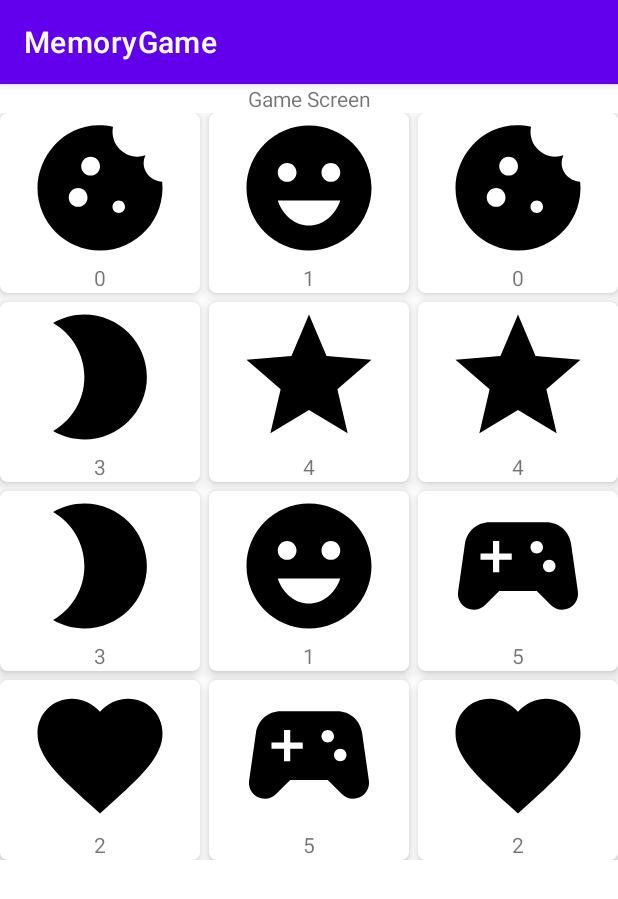
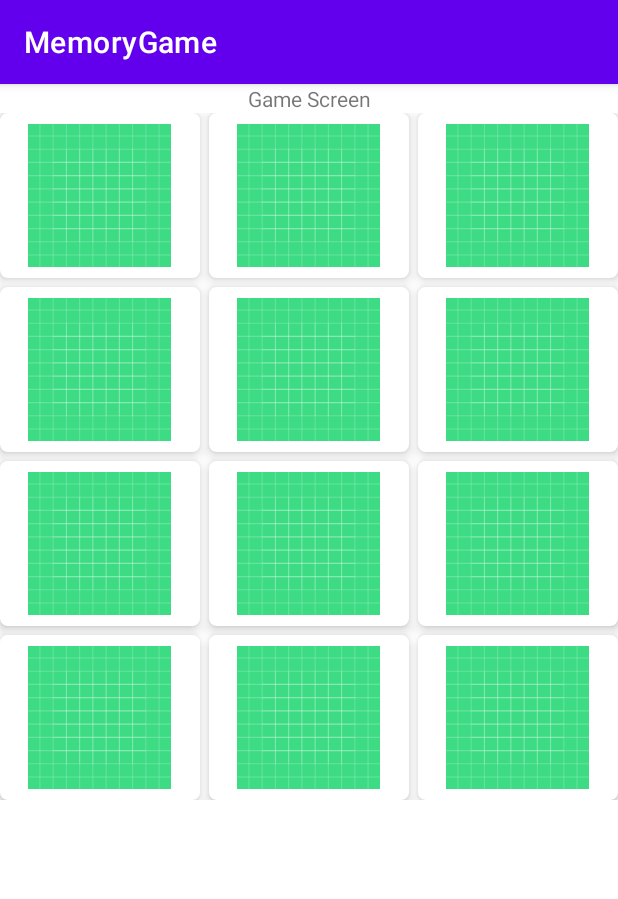
Before and after one commit to katherine-co/CS4750-MemoryGame, an Android app: the screen it shows after launch (GameScreen), after a tap on "3 X 4", on a phone screen of 412 x 824 dp. Shown: the top 899 px of the screen. Run offline under Robolectric (Android 15) with nearby library versions, the phone set to English and light mode, and no system bars.

```diff
--- a/app/src/main/java/com/android/memoryGame/CardAdapter.kt
+++ b/app/src/main/java/com/android/memoryGame/CardAdapter.kt
@@ -1,6 +1,7 @@
 package com.android.memoryGame
 
 import android.content.Context
+import android.util.Log
 import android.view.LayoutInflater
 import android.view.View
 import android.view.ViewGroup
@@ -8,25 +9,32 @@ import android.widget.ArrayAdapter
 import android.widget.ImageView
 import android.widget.TextView
 
-class CardAdapter(context: Context, cardModelArrayList: ArrayList<CardModel>) :
+class CardAdapter(context: Context, cardModelArrayList: ArrayList<CardModel>, private val cardClickListener: CardClickListener) :
     ArrayAdapter<CardModel?>(context, 0, cardModelArrayList as List<CardModel?>) {
+
+    interface CardClickListener {
+        fun onCardClicked(position: Int)
+    }
 
     override fun getView(position: Int, convertView: View?, parent: ViewGroup): View {
 
-        var listitemView = convertView
-        if (listitemView == null) {
+        var listItemView = convertView
+        if (listItemView == null) {
             // Layout Inflater inflates each item to be displayed in GridView.
-            listitemView = LayoutInflater.from(context).inflate(R.layout.card_item, parent, false)
+            listItemView = LayoutInflater.from(context).inflate(R.layout.card_item, parent, false)
         }
 
         val cardModel: CardModel? = getItem(position)
-        val courseTV = listitemView!!.findViewById<TextView>(R.id.idTVCourse)
-        val courseIV = listitemView.findViewById<ImageView>(R.id.idIVcourse)
+        val courseIV = listItemView!!.findViewById<ImageView>(R.id.idIVcourse)
 
-        if (cardModel != null) {
-            courseTV.setText(cardModel.getCardValue().toString())
+        if (cardModel != null && !cardModel.getIsHidden()) {
             courseIV.setImageResource(cardModel.getImageId())
         }
-        return listitemView
+
+        listItemView.setOnClickListener {
+            cardClickListener.onCardClicked(position);
+        }
+
+        return listItemView
     }
 }
--- a/app/src/main/java/com/android/memoryGame/CardModel.kt
+++ b/app/src/main/java/com/android/memoryGame/CardModel.kt
@@ -1,6 +1,6 @@
 package com.android.memoryGame
 
-class CardModel (private var cardValue: Int, private var imageId: Int){
+class CardModel (private var cardValue: Int, private var imageId: Int, private var isHidden: Boolean){
     fun getCardValue(): Int {
         return cardValue;
     }
@@ -16,4 +16,12 @@ class CardModel (private var cardValue: Int, private var imageId: Int){
     fun setImageId(imageId: Int) {
         this.imageId = imageId
     }
+
+    fun getIsHidden(): Boolean {
+        return isHidden;
+    }
+
+    fun setIsHidden(isHidden: Boolean) {
+        this.isHidden = isHidden;
+    }
 }
--- a/app/src/main/java/com/android/memoryGame/GameScreen.kt
+++ b/app/src/main/java/com/android/memoryGame/GameScreen.kt
@@ -1,6 +1,8 @@
 package com.android.memoryGame
 
 import android.os.Bundle
+import android.util.Log
+import android.view.View
 import android.widget.GridView
 import androidx.appcompat.app.AppCompatActivity
 
@@ -36,12 +38,16 @@ class GameScreen : AppCompatActivity() {
 
         val numPairs = dimensions!!.elementAt(0) * dimensions!!.elementAt(1) / 2
         for(i in 0 until numPairs) {
-            cardModelArrayList.add(CardModel(i, ICONS.get(i)))
-            cardModelArrayList.add(CardModel(i, ICONS.get(i)))
+            cardModelArrayList.add(CardModel(i, ICONS.get(i), true))
+            cardModelArrayList.add(CardModel(i, ICONS.get(i), true))
         }
         cardModelArrayList.shuffle();
 
-        val adapter = CardAdapter(this, cardModelArrayList)
+        val adapter = CardAdapter(this, cardModelArrayList, object: CardAdapter.CardClickListener {
+            override fun onCardClicked(position: Int) {
+                Log.d("Card Clicked", position.toString());
+            }
+        })
         gameGrid.adapter = adapter
     }
 }
--- a/app/src/main/res/layout/card_item.xml
+++ b/app/src/main/res/layout/card_item.xml
@@ -4,7 +4,7 @@
     xmlns:app="http://schemas.android.com/apk/res-auto"
     xmlns:tools="http://schemas.android.com/tools"
     android:layout_width="match_parent"
-    android:layout_height="120dp"
+    android:layout_height="110dp"
     android:layout_gravity="center"
     android:layout_margin="5dp"
     app:cardCornerRadius="5dp"
@@ -13,22 +13,17 @@
     <LinearLayout
         android:layout_width="match_parent"
         android:layout_height="wrap_content"
+        android:layout_gravity="center"
         android:orientation="vertical"
         tools:ignore="UseCompoundDrawables">
 
         <ImageView
             android:id="@+id/idIVcourse"
-            android:layout_width="100dp"
-            android:layout_height="100dp"
+            android:layout_width="95dp"
+            android:layout_height="95dp"
             android:layout_gravity="center"
-            android:src="@mipmap/ic_launcher"
+            android:src="@drawable/ic_launcher_background"
             tools:ignore="ContentDescription,ImageContrastCheck" />
 
-        <TextView
-            android:id="@+id/idTVCourse"
-            android:layout_width="match_parent"
-            android:layout_height="wrap_content"
-            android:text="@string/app_name"
-            android:textAlignment="center" />
     </LinearLayout>
 </androidx.cardview.widget.CardView>
```
